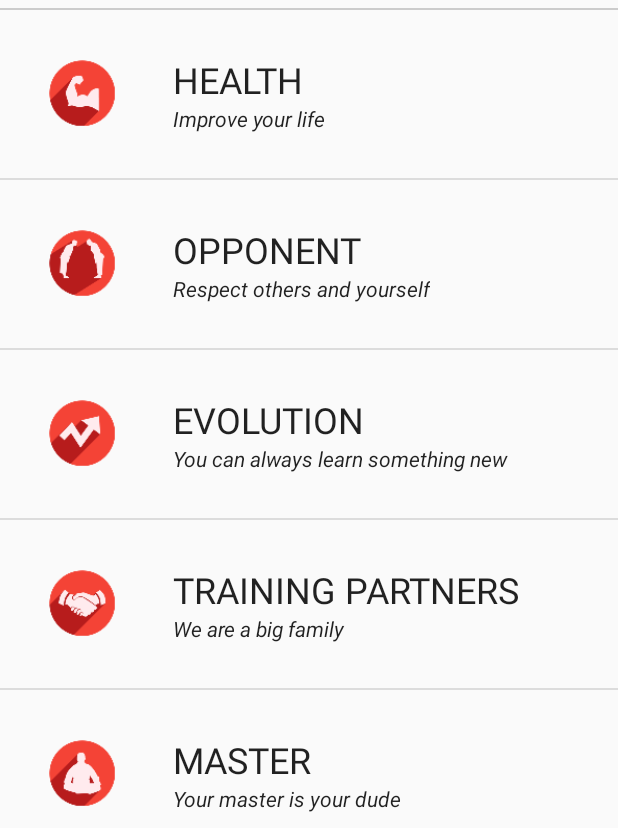
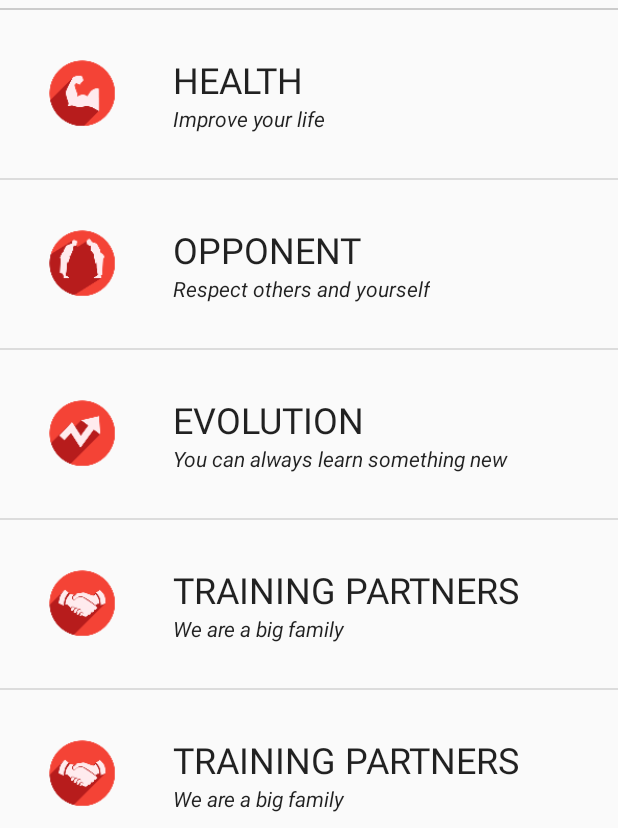
Before and after one commit to andcnsa/android5, an Android app: the screen it shows after launch (HomeActivity), on a phone screen of 412 x 824 dp, the part 408-1236 px from its top. Run offline under Robolectric (Android 15) with nearby library versions, the phone set to English and light mode, and no system bars.

Commit message:
Modificações na programação.

```diff
--- a/app/src/main/java/com/bomtopado/reasons/CategoryActivity.java
+++ b/app/src/main/java/com/bomtopado/reasons/CategoryActivity.java
@@ -10,6 +10,9 @@ import android.widget.TextView;
 
 import com.bomtopado.reasons.model.Categoria;
 
+/**
+ * Activity das categorias
+ */
 public class CategoryActivity extends AppCompatActivity {
 
     @Override
@@ -19,6 +22,9 @@ public class CategoryActivity extends AppCompatActivity {
         verificaExtra();
     }
 
+    /**
+     * Verifica se o activity tem extra do tipo categoria e preenche com o objeto serializado
+     */
     private void verificaExtra() {
         TextView titulo_text_view = (TextView)findViewById(R.id.category_title_text_view);
         TextView texto_text_view = (TextView)findViewById(R.id.category_text_text_view);
@@ -36,7 +42,6 @@ public class CategoryActivity extends AppCompatActivity {
     }
 
     public void closeActivity(View view) {
-        Log.v("Anderson","Fechando o activity");
         super.onBackPressed();
     }
 }
--- a/app/src/main/java/com/bomtopado/reasons/HomeActivity.java
+++ b/app/src/main/java/com/bomtopado/reasons/HomeActivity.java
@@ -20,6 +20,7 @@ import java.util.ArrayList;
 import java.util.List;
 
 /**
+ * Trata-se do activity inicial
  * Created by Anderson on 06/03/2016.
  */
 public class HomeActivity extends AppCompatActivity {
@@ -36,11 +37,46 @@ public class HomeActivity extends AppCompatActivity {
         //String[] categories = new String[]{getString(R.string.health), getString(R.string.opponent), getString(R.string.evolution), getString(R.string.master), getString(R.string.trainig_partners)};
         List<Categoria> categories = new ArrayList<Categoria>();
 
-        categories.add(new Categoria(this, R.string.health, R.string.health_description, R.string.health_text, R.drawable.ic_health, R.drawable.photo_health));
-        categories.add(new Categoria(this, R.string.opponent, R.string.opponent_description, R.string.opponent_text, R.drawable.ic_opponent, R.drawable.photo_opponent));
-        categories.add(new Categoria(this, R.string.evolution, R.string.evolution_description, R.string.evolution_text, R.drawable.ic_evolution, R.drawable.photo_evolution));
-        categories.add(new Categoria(this, R.string.training_partners, R.string.training_partners_description, R.string.opponent_text, R.drawable.ic_training_partner, R.drawable.photo_training_partner));
-        categories.add(new Categoria(this, R.string.master, R.string.master_description, R.string.master_text, R.drawable.ic_master, R.drawable.background));
+        Categoria categoria_health = new Categoria()
+                .setTitulo(getString(R.string.health))
+                .setDescricao(getString(R.string.health_description))
+                .setTexto(getString(R.string.health_text))
+                .setImagem(R.drawable.ic_health)
+                .setFoto(R.drawable.photo_health);
+        categories.add(categoria_health);
+
+        Categoria categoria_opponent = new Categoria()
+                .setTitulo(getString(R.string.opponent))
+                .setDescricao(getString(R.string.opponent_description))
+                .setTexto(getString(R.string.opponent_text))
+                .setImagem(R.drawable.ic_opponent)
+                .setFoto(R.drawable.photo_opponent);
+        categories.add(categoria_opponent);
+
+        Categoria categoria_evolution = new Categoria()
+                .setTitulo(getString(R.string.evolution))
+                .setDescricao(getString(R.string.evolution_description))
+                .setTexto(getString(R.string.evolution_text))
+                .setImagem(R.drawable.ic_evolution)
+                .setFoto(R.drawable.photo_evolution);
+        categories.add(categoria_evolution);
+
+        Categoria categoria_training_partners = new Categoria()
+                .setTitulo(getString(R.string.training_partners))
+                .setDescricao(getString(R.string.training_partners_description))
+                .setTexto(getString(R.string.training_partners_text))
+                .setImagem(R.drawable.ic_training_partner)
+                .setFoto(R.drawable.photo_training_partner);
+        categories.add(categoria_training_partners);
+
+        Categoria categoria_master = new Categoria()
+                .setTitulo(getString(R.string.master))
+                .setDescricao(getString(R.string.master_description))
+                .setTexto(getString(R.string.master_text))
+                .setImagem(R.drawable.ic_master)
+                .setFoto(R.drawable.background);
+        categories.add(categoria_training_partners);
+
 
         //Definindo layout
         int layout = R.layout.categories;
--- a/app/src/main/java/com/bomtopado/reasons/model/Categoria.java
+++ b/app/src/main/java/com/bomtopado/reasons/model/Categoria.java
@@ -5,67 +5,61 @@ import android.content.Context;
 import java.io.Serializable;
 
 /**
+ * Categoria é a classe enviada entre o HomeActivity e o CategoriaActivity
  * Created by Anderson on 07/03/2016.
  */
 public class Categoria implements Serializable{
-    private int imagem;
+    private int imagem = -1;
     private int foto;
     private String titulo;
     private String descricao;
     private String texto;
 
     public Categoria(){}
-    public Categoria(Context context, int titulo_resource, int descricao_resource, int texto_resource){
-        setTitulo(context.getString(titulo_resource));
-        setDescricao(context.getString(descricao_resource));
-        setTexto(context.getString(texto_resource));
-        setImagem(-1);
-    }
-    public Categoria(Context context, int titulo_resource, int descricao_resource, int texto_resource, int imagem_resource, int photo_resource){
-        setTitulo(context.getString(titulo_resource));
-        setDescricao(context.getString(descricao_resource));
-        setTexto(context.getString(texto_resource));
-        setFoto(photo_resource);
-        setImagem(imagem_resource);
-    }
+
 
     public String getTitulo() {
         return titulo;
     }
 
-    public void setTitulo(String titulo) {
+    public Categoria setTitulo(String titulo) {
         this.titulo = titulo;
+        return this;
     }
 
     public String getDescricao() {
         return descricao;
     }
 
-    public void setDescricao(String descricao) {
+    public Categoria setDescricao(String descricao) {
         this.descricao = descricao;
+        return this;
     }
 
     public String getTexto() {
         return texto;
     }
 
-    public void setTexto(String texto) {
+    public Categoria setTexto(String texto) {
         this.texto = texto;
+        return this;
     }
 
     public int getImagem() {
         return imagem;
     }
 
-    public void setImagem(int imagem) {
+    public Categoria setImagem(int imagem) {
         this.imagem = imagem;
+        return this;
     }
 
     public int getFoto() {
         return foto;
     }
 
-    public void setFoto(int foto) {
+    public Categoria setFoto(int foto) {
         this.foto = foto;
+        return this;
     }
 }
```
